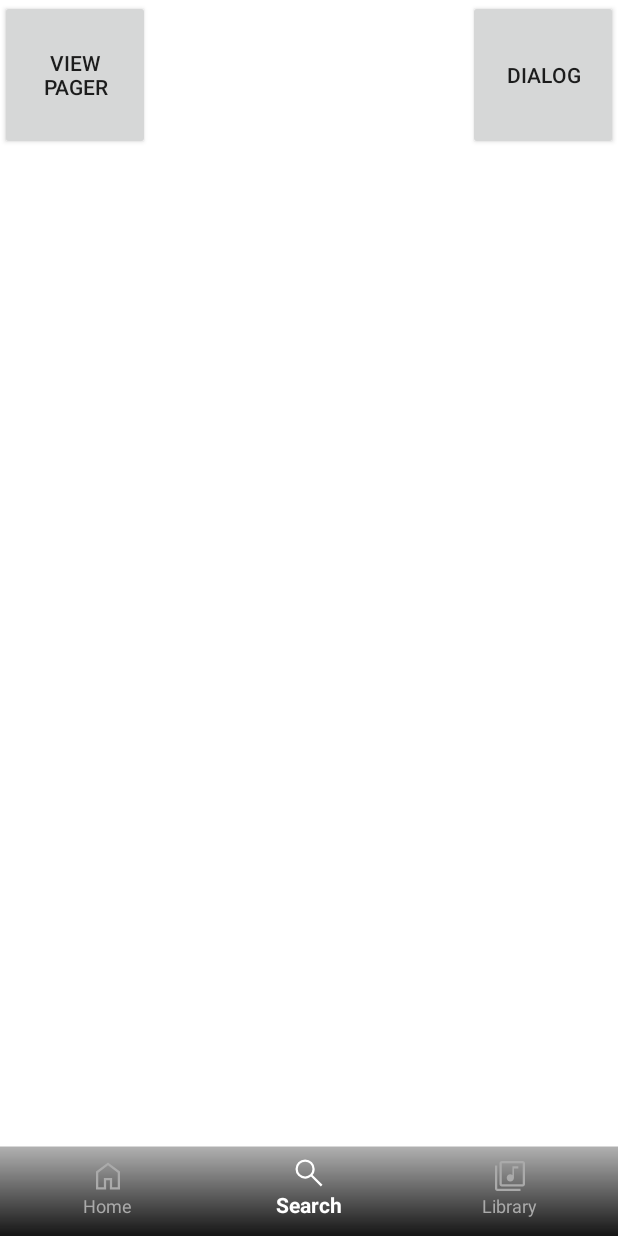
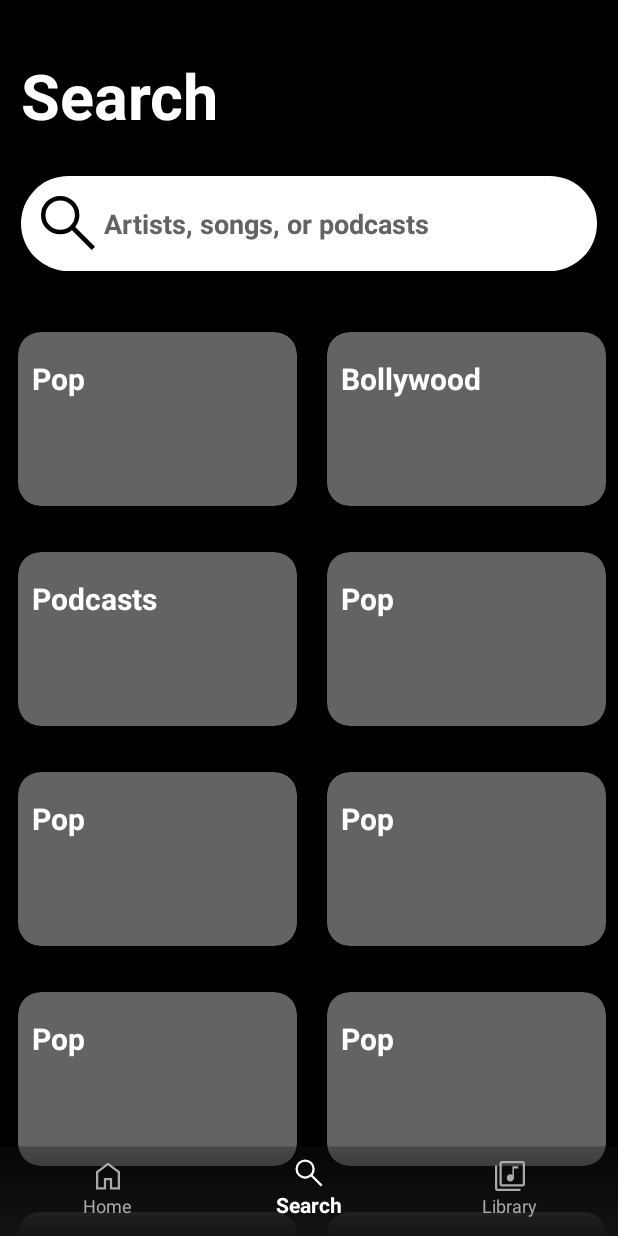
Before and after one commit to TRNDWC/MusicApp, an Android app: the HomeFragment screen opened through its navigation route, item 2 of the bottom bar chosen, on a phone screen of 412 x 824 dp. Run offline under Robolectric (Android 15) with nearby library versions, the light colour scheme and no system bars; our stand-ins replace Dagger/Hilt's generated code, Timber, data binding, navigation-ui.

Commit message:
add search screen UI

```diff
--- /dev/null
+++ b/app/src/main/java/com/example/baseproject/ui/search/CategoryAdapter.kt
@@ -0,0 +1,33 @@
+package com.example.baseproject.ui.search
+
+import android.content.Context
+import android.view.LayoutInflater
+import android.view.View
+import android.view.ViewGroup
+import android.widget.TextView
+import androidx.recyclerview.widget.RecyclerView
+import com.example.baseproject.R
+import com.example.baseproject.databinding.SearchCategoryBinding
+
+class CategoryAdapter(private val categoryList: List<SearchCategoryItem>): RecyclerView.Adapter<CategoryAdapter.CategoryViewHolder>() {
+
+    class CategoryViewHolder(itemView: SearchCategoryBinding): RecyclerView.ViewHolder(itemView.root){
+        val categoryTitle: TextView = itemView.searchCategory
+    }
+
+
+
+    override fun onCreateViewHolder(parent: ViewGroup, viewType: Int): CategoryViewHolder {
+        val mSearchCategoryItem: SearchCategoryBinding = SearchCategoryBinding.inflate(LayoutInflater.from(parent.context), parent, false)
+        return CategoryViewHolder(mSearchCategoryItem)
+    }
+
+    override fun onBindViewHolder(holder: CategoryViewHolder, position: Int) {
+        val category = categoryList[position]
+        holder.categoryTitle.text = category.categoryTitle
+    }
+
+    override fun getItemCount(): Int {
+        return categoryList.size
+    }
+}
--- /dev/null
+++ b/app/src/main/java/com/example/baseproject/ui/search/SearchCategoryItem.kt
@@ -0,0 +1,5 @@
+package com.example.baseproject.ui.search
+
+import android.graphics.Color
+
+data class SearchCategoryItem(var categoryTitle: String)
--- /dev/null
+++ b/app/src/main/java/com/example/baseproject/ui/search/SearchFragment.kt
@@ -0,0 +1,79 @@
+package com.example.baseproject.ui.search
+
+import android.graphics.Color
+import android.os.Build
+import androidx.lifecycle.ViewModelProvider
+import android.os.Bundle
+import androidx.fragment.app.Fragment
+import android.view.LayoutInflater
+import android.view.View
+import android.view.ViewGroup
+import androidx.annotation.RequiresApi
+import androidx.fragment.app.viewModels
+import androidx.recyclerview.widget.GridLayoutManager
+import androidx.recyclerview.widget.RecyclerView
+import com.example.baseproject.R
+import com.example.baseproject.databinding.FragmentSearchBinding
+import com.example.baseproject.ui.home.HomeViewModel
+import com.example.core.base.BaseFragment
+
+class SearchFragment : BaseFragment<FragmentSearchBinding, SearchViewModel>(R.layout.fragment_search) {
+
+    private var mSearchFragment: FragmentSearchBinding? = null
+
+    companion object {
+        fun newInstance() = SearchFragment()
+    }
+    private val viewModel: SearchViewModel by viewModels()
+    override fun getVM() = viewModel
+
+
+
+    override fun onCreateView(
+        inflater: LayoutInflater, container: ViewGroup?,
+        savedInstanceState: Bundle?
+    ): View? {
+        mSearchFragment = FragmentSearchBinding.inflate(inflater, container, false)
+        val rcvSearchCategory: RecyclerView = mSearchFragment!!.rcvSearch
+        val layoutManager = GridLayoutManager(mSearchFragment!!.root.context, 2)
+
+        val searchCategoryAdapter = CategoryAdapter(dummyCategoryList())
+
+        rcvSearchCategory.adapter = searchCategoryAdapter
+        rcvSearchCategory.layoutManager = layoutManager
+        return mSearchFragment!!.root
+    }
+
+
+
+    private fun dummyCategoryList(): List<SearchCategoryItem> {
+        val itemList: MutableList<SearchCategoryItem> = ArrayList()
+        val item1 = SearchCategoryItem("Pop")
+        val item2 = SearchCategoryItem("Bollywood")
+        val item3 = SearchCategoryItem("Podcasts")
+        val item4 = SearchCategoryItem("Pop")
+        val item5 = SearchCategoryItem("Pop")
+        val item6 = SearchCategoryItem("Pop")
+        val item7 = SearchCategoryItem("Pop")
+        val item8 = SearchCategoryItem("Pop")
+        val item9 = SearchCategoryItem("Pop")
+        val item10 = SearchCategoryItem("Pop")
+        val item11 = SearchCategoryItem("Pop")
+        val item12 = SearchCategoryItem("Pop")
+        itemList.add(item1)
+        itemList.add(item2)
+        itemList.add(item3)
+        itemList.add(item4)
+        itemList.add(item5)
+        itemList.add(item6)
+        itemList.add(item7)
+        itemList.add(item8)
+        itemList.add(item9)
+        itemList.add(item10)
+        itemList.add(item11)
+        itemList.add(item12)
+        return itemList
+    }
+
+
+}
--- /dev/null
+++ b/app/src/main/java/com/example/baseproject/ui/search/SearchViewModel.kt
@@ -0,0 +1,8 @@
+package com.example.baseproject.ui.search
+
+import androidx.lifecycle.ViewModel
+import com.example.core.base.BaseViewModel
+
+class SearchViewModel : BaseViewModel() {
+    // TODO: Implement the ViewModel
+}
--- a/app/src/main/res/drawable/ic_search.xml
+++ b/app/src/main/res/drawable/ic_search.xml
@@ -1,9 +1,12 @@
-<vector xmlns:android="http://schemas.android.com/apk/res/android"
-    android:width="52dp"
-    android:height="52dp"
+<vector xmlns:android="http://schemas.android.com/apk/res/android" android:width="48dp"
+    android:height="48dp"
     android:viewportWidth="960"
     android:viewportHeight="960">
   <path
-      android:fillColor="#FFFFFF"
+      android:fillColor="#FF000000"/>
+
+  <path
+      android:fillColor="#000000"
+
       android:pathData="M796,839 L533,576q-30,26 -69.96,40.5T378,631q-108.16,0 -183.08,-75Q120,481 120,375t75,-181q75,-75 181.5,-75t181,75Q632,269 632,375.15 632,418 618,458q-14,40 -42,75l264,262 -44,44ZM377,571q81.25,0 138.13,-57.5T572,375q0,-81 -56.88,-138.5T377,179q-82.08,0 -139.54,57.5Q180,294 180,375t57.46,138.5Q294.92,571 377,571Z"/>
 </vector>
--- /dev/null
+++ b/app/src/main/res/drawable/search_bar_background.xml
@@ -0,0 +1,6 @@
+<?xml version="1.0" encoding="utf-8"?>
+<shape xmlns:android="http://schemas.android.com/apk/res/android" android:shape="rectangle">
+
+    <solid android:color="@color/white"/>
+    <corners android:radius="100dp"/>
+</shape>
--- /dev/null
+++ b/app/src/main/res/layout/fragment_search.xml
@@ -0,0 +1,48 @@
+<?xml version="1.0" encoding="utf-8"?>
+<layout xmlns:android="http://schemas.android.com/apk/res/android"
+    xmlns:tools="http://schemas.android.com/tools">
+
+    <LinearLayout
+        android:layout_width="match_parent"
+        android:layout_height="match_parent"
+        android:background="@color/black"
+        android:orientation="vertical"
+        android:weightSum="4"
+        tools:context=".ui.search.SearchFragment">
+
+        <TextView
+            android:id="@+id/search_title"
+            android:layout_width="wrap_content"
+            android:layout_height="wrap_content"
+            android:layout_marginStart="14dp"
+            android:layout_marginTop="35dp"
+            android:text="@string/search"
+            android:textColor="@color/white"
+            android:textSize="42sp"
+            android:textStyle="bold" />
+
+        <EditText
+            android:id="@+id/search_bar"
+            android:layout_width="match_parent"
+            android:layout_height="63dp"
+            android:layout_marginHorizontal="14dp"
+            android:layout_marginVertical="25dp"
+            android:background="@drawable/search_bar_background"
+            android:drawableStart="@drawable/ic_search"
+            android:paddingStart="7dp"
+            android:text="@string/artists_songs_or_podcasts"
+            android:textColor="@color/grey"
+            android:textStyle="bold" />
+
+    <androidx.recyclerview.widget.RecyclerView
+        android:id="@+id/rcv_search"
+        android:layout_width="match_parent"
+        android:layout_height="0dp"
+        android:layout_weight="5"
+        tools:listitem="@layout/search_category"/>
+
+    </LinearLayout>
+
+
+
+</layout>
--- /dev/null
+++ b/app/src/main/res/layout/search_category.xml
@@ -0,0 +1,24 @@
+<?xml version="1.0" encoding="utf-8"?>
+<layout xmlns:android="http://schemas.android.com/apk/res/android">
+
+    <androidx.cardview.widget.CardView xmlns:app="http://schemas.android.com/apk/res-auto"
+        android:layout_width="186dp"
+        android:layout_height="116dp"
+        app:cardBackgroundColor="@color/grey"
+        app:cardCornerRadius="15dp" android:layout_marginVertical="15dp" android:layout_marginHorizontal="12dp">
+
+        <TextView
+            android:id="@+id/search_category"
+            android:layout_width="wrap_content"
+            android:layout_height="wrap_content"
+            android:layout_marginStart="9dp"
+            android:layout_marginTop="17dp"
+            android:text="@string/category"
+            android:textColor="@color/white"
+            android:textSize="20sp"
+            android:textStyle="bold" />
+
+    </androidx.cardview.widget.CardView>
+
+
+</layout>
--- a/app/src/main/res/navigation/tab_search_navigation.xml
+++ b/app/src/main/res/navigation/tab_search_navigation.xml
@@ -3,11 +3,9 @@
     xmlns:app="http://schemas.android.com/apk/res-auto"
     xmlns:tools="http://schemas.android.com/tools"
     android:id="@+id/tab_search_navigation"
-    app:startDestination="@+id/commonFragment">
-
+    app:startDestination="@id/searchFragment2">
     <fragment
-        android:id="@+id/commonFragment"
-        android:name="com.example.setting.ui.home.HomePageFragment"
-        android:label="CommonFragment"
-        tools:layout="@layout/fragment_home_page" />
+        android:id="@+id/searchFragment2"
+        android:name="com.example.baseproject.ui.search.SearchFragment"
+        android:label="SearchFragment" />
 </navigation>
--- a/app/src/main/res/values/colors.xml
+++ b/app/src/main/res/values/colors.xml
@@ -7,4 +7,6 @@
     <color name="teal_700">#FF018786</color>
     <color name="black">#FF000000</color>
     <color name="white">#FFFFFFFF</color>
+    <color name="grey">#636363</color>
+
 </resources>
--- a/app/src/main/res/values/strings.xml
+++ b/app/src/main/res/values/strings.xml
@@ -16,6 +16,8 @@
     <string name="continue_with_google">Continue with Google</string>
     <string name="log_in">Log in</string>
     <string name="search">Search</string>
+    <string name="artists_songs_or_podcasts">Artists, songs, or podcasts</string>
+    <string name="category">Category</string>
     <string name="library">Library</string>
 
 </resources>
```
Also changed, not shown: 1 other file.
